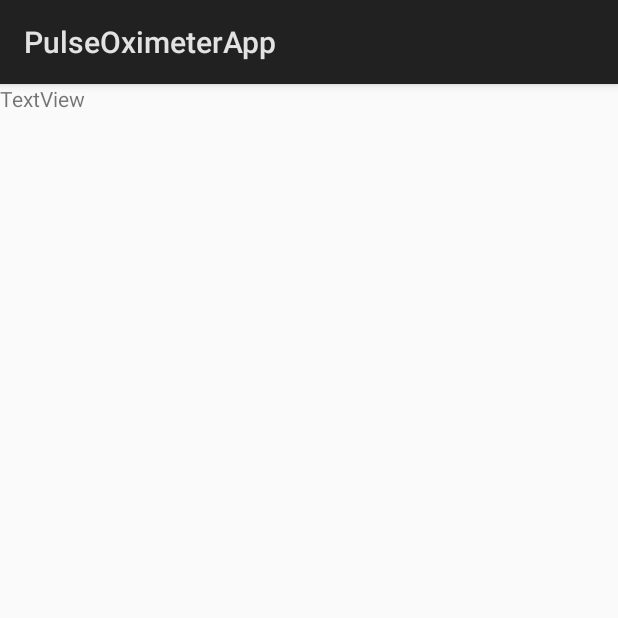
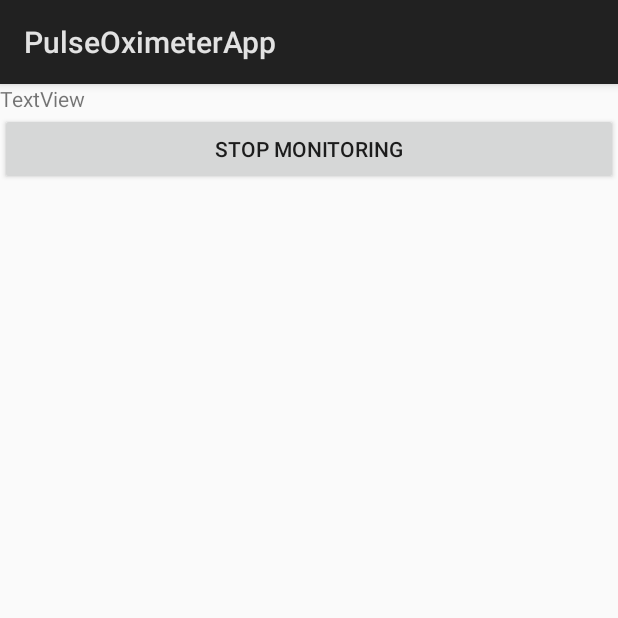
Before and after one commit to jipson7/PulseOximeterApp, an Android app: the MonitorActivity screen opened directly, with no data from a screen before it, on a phone screen of 412 x 824 dp, the top half of it. Run offline under Robolectric (Android 15) with nearby library versions, the phone set to English and light mode, and no system bars; 1 statement that could not run was skipped.

Commit message:
Add code to begin cleanup upon cancelling monitoring

```diff
--- a/app/src/main/java/com/utoronto/caleb/pulseoximeterapp/MonitorActivity.java
+++ b/app/src/main/java/com/utoronto/caleb/pulseoximeterapp/MonitorActivity.java
@@ -10,6 +10,7 @@ import android.hardware.usb.UsbDevice;
 import android.hardware.usb.UsbManager;
 import android.os.Bundle;
 import android.util.Log;
+import android.view.View;
 import android.widget.Toast;
 
 import java.util.ArrayList;
@@ -94,6 +95,10 @@ public class MonitorActivity extends Activity {
         startService(intent);
     }
 
+    public void endMonitoring(View v) {
+        Log.d(TAG, "Stopping Monitor service and subtasks.");
+    }
+
     private ArrayList<UsbDevice> getAvailableDevices() {
         ArrayList<UsbDevice> devices = new ArrayList<>();
         HashMap<String, UsbDevice> deviceList = mUsbManager.getDeviceList();
--- a/app/src/main/res/layout/activity_monitor.xml
+++ b/app/src/main/res/layout/activity_monitor.xml
@@ -16,5 +16,12 @@
             android:layout_width="match_parent"
             android:layout_height="wrap_content"
             android:text="TextView" />
+
+        <Button
+            android:id="@+id/button"
+            android:layout_width="match_parent"
+            android:layout_height="wrap_content"
+            android:onClick="endMonitoring"
+            android:text="@string/stop_monitor_btn_lbl" />
     </LinearLayout>
 </android.support.constraint.ConstraintLayout>
--- a/app/src/main/res/values/strings.xml
+++ b/app/src/main/res/values/strings.xml
@@ -1,9 +1,13 @@
 <resources>
     <!-- Labels -->
     <string name="app_name">PulseOximeterApp</string>
+
+    <!-- Main Activity -->
     <string name="device_btn_lbl">Log Devices</string>
-    <string name="driver_btn_lbl">Log Drivers</string>
     <string name="monitor_btn_lbl">Monitor Devices</string>
+
+    <!-- Monitor Activity -->
+    <string name="stop_monitor_btn_lbl">Stop Monitoring</string>
 
     <!-- Toasts -->
     <string name="no_devices">No supported devices attached.</string>
```
Also changed, not shown: app/src/main/java/com/utoronto/caleb/pulseoximeterapp/FingerTipReader.java (+7 -2 lines), app/src/main/java/com/utoronto/caleb/pulseoximeterapp/MonitorService.java (+18 -1 lines).
